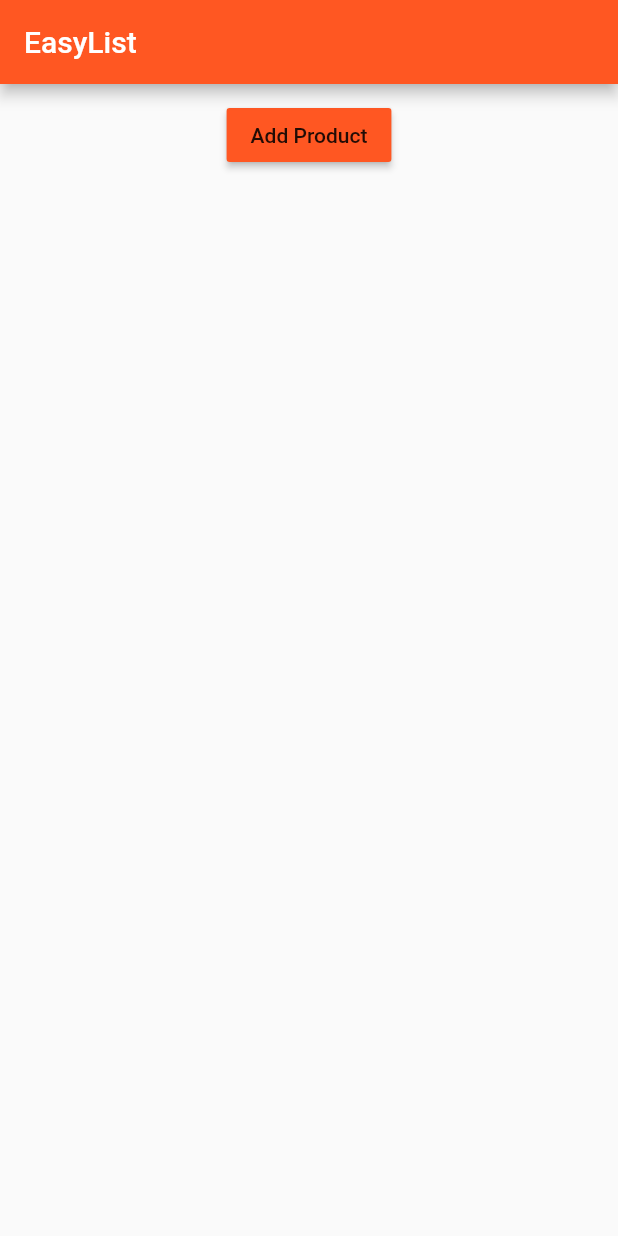
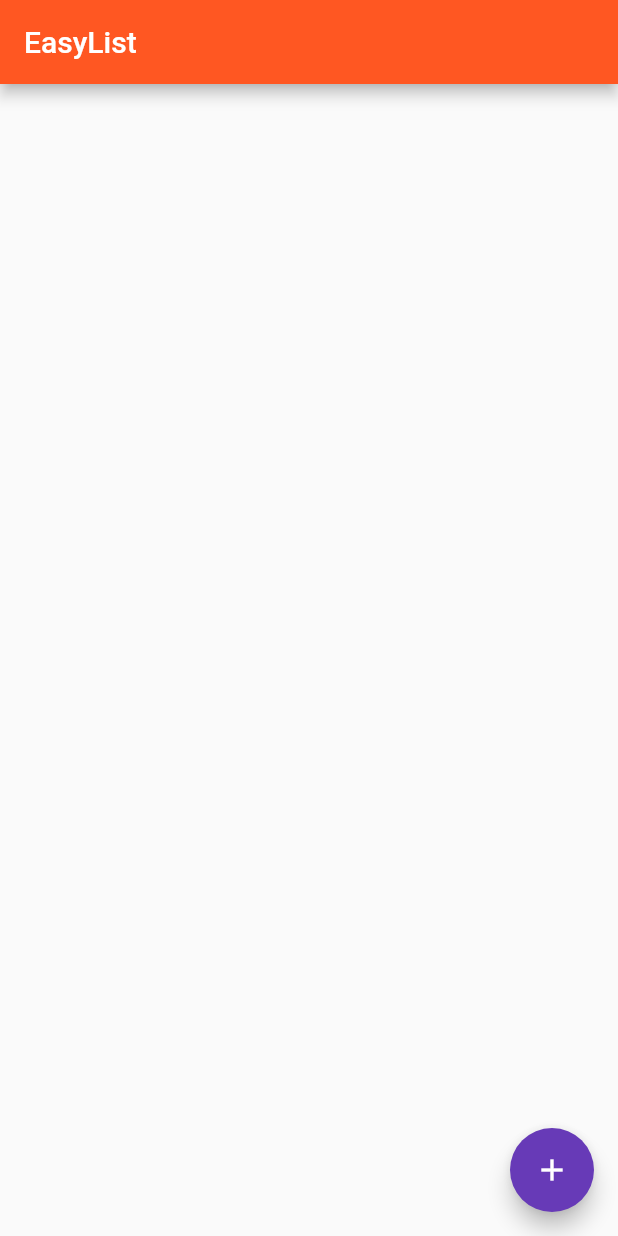
Before and after one commit to donwardpeng/Flutter_Playground, a Flutter app: the MainPage screen opened directly, on a phone screen of 412 x 824 dp. Run offline on Flutter 3.47's test engine with Material 2 defaults, Android fonts, the phone set to English and light mode, and no system bars.

Commit message:
Added Hero Animation and replaced Add Image button with FAB

```diff
--- a/lib/pages/main_page.dart
+++ b/lib/pages/main_page.dart
@@ -2,7 +2,7 @@ import 'package:flutter/material.dart';
 
 import '../product_manager.dart';
 
-class MainPage extends StatelessWidget{
+class MainPage extends StatelessWidget {
   @override
   Widget build(BuildContext context) {
     return Scaffold(
--- a/lib/product_manager.dart
+++ b/lib/product_manager.dart
@@ -53,14 +53,26 @@ class _ProductManagerState extends State<ProductManager> {
   @override
   Widget build(BuildContext context) {
     print('[ProductManager State] build()');
-    return Column(
-      children: [
-        Container(
-          margin: EdgeInsets.all(10.0),
-          child: ProductControl(_addProduct),
-        ),
-        Expanded(child: Products(_products, deleteProduct: _deleteProduct))
-      ],
-    );
+    return Stack(children: <Widget>[
+      Column(
+        children: [
+          // Container(
+          //   margin: EdgeInsets.all(10.0),
+          //   child: ProductControl(_addProduct),
+          // ),
+          Expanded(child: Products(_products, deleteProduct: _deleteProduct))
+        ],
+      ),
+      Positioned(
+          bottom: 16.0,
+          right: 16.0,
+          child: FloatingActionButton(
+            onPressed: () {
+              _addProduct({'title': 'Chocolate', 'image': 'assets/food.jpg'});
+            },
+            tooltip: 'Increment',
+            child: Icon(Icons.add),
+          ))
+    ]);
   }
 }
```
Also changed, not shown: lib/pages/product_details.dart (+16 -9 lines), lib/products.dart (+6 -3 lines), lib/product_control.dart (indentation only), 11 other files. Lines whose indentation alone changed are shown as unchanged.
